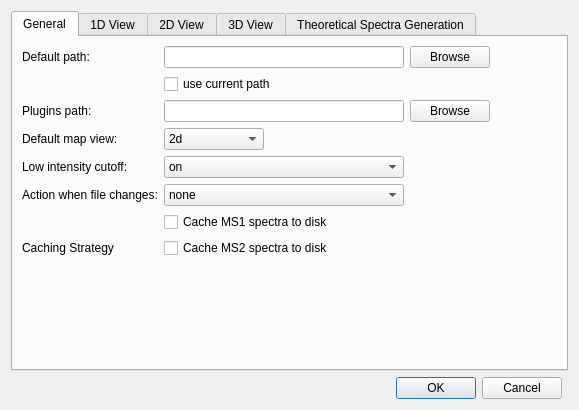
Before: the Qt Designer form src/openms_gui/source/VISUAL/DIALOGS/TOPPViewPrefDialog.ui in OpenMS/OpenMS-TOPP-GUI, drawn with Qt 5.
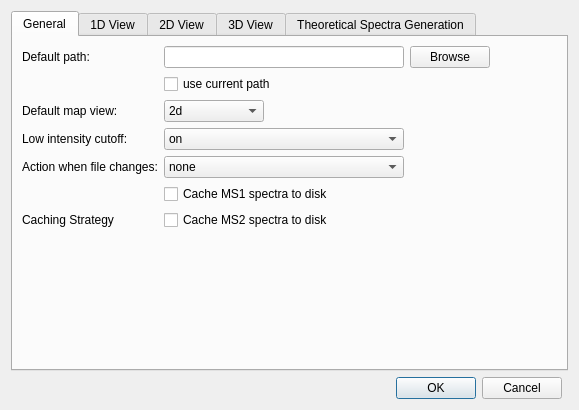
After: the same form once the commit is applied. The open tabs and pages were chosen to show the change. Custom widgets are drawn as their Qt base class.

Commit message: [GUI] Stop cluttering home dir with eagerly-created OpenMS_Plugins folder (OpenMS/OpenMS#9510)

The edit to the form file:
```diff
--- a/src/openms_gui/source/VISUAL/DIALOGS/TOPPViewPrefDialog.ui
+++ b/src/openms_gui/source/VISUAL/DIALOGS/TOPPViewPrefDialog.ui
@@ -203,9 +203,6 @@
          </property>
         </widget>
        </item>
-       <item row="3" column="2">
-        <widget class="QLineEdit" name="plugins_path"/>
-       </item>
        <item row="1" column="2">
         <widget class="QCheckBox" name="default_path_current">
          <property name="toolTip">
@@ -219,20 +216,6 @@
          </property>
         </widget>
        </item>
-       <item row="3" column="0">
-        <widget class="QLabel" name="label_23">
-         <property name="text">
-          <string>Plugins path:</string>
-         </property>
-        </widget>
-       </item>
-       <item row="3" column="3">
-        <widget class="QPushButton" name="browse_plugins">
-         <property name="text">
-          <string>Browse</string>
-         </property>
-        </widget>
-       </item>
       </layout>
      </widget>
      <widget class="QWidget" name="tab_3">
```
The commit also changes 7 other files.
